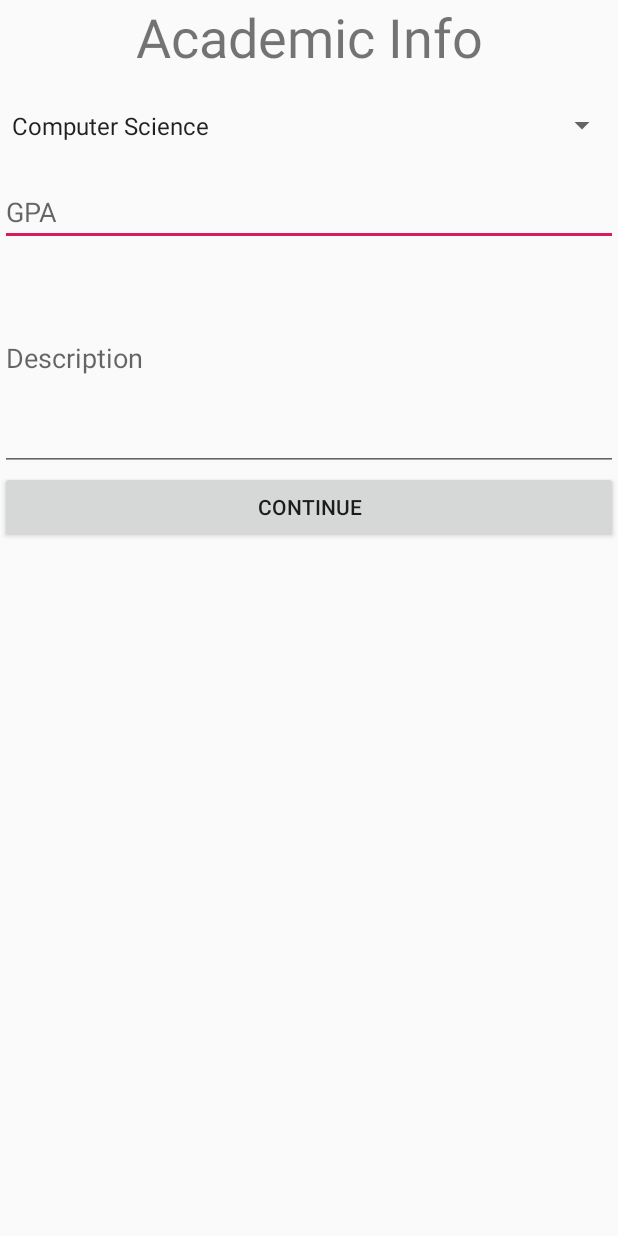
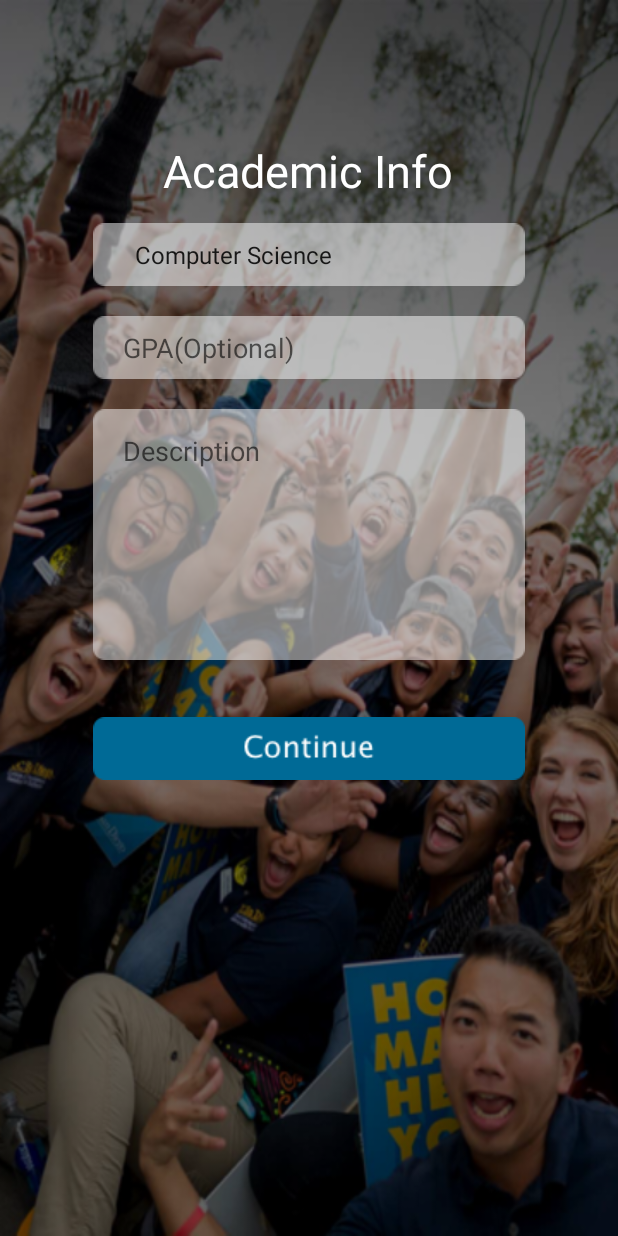
Before and after one commit to SihanSun/MeetSB, an Android app: the layout activity_academic_info.xml on its own in the app's theme, with its tools: preview values and no code run, on a phone screen of 412 x 824 dp. Run offline under Robolectric (Android 15) with nearby library versions, the phone set to English and light mode, and no system bars.

Commit message:
Added academicInfo page style

```diff
--- a/app/src/main/AndroidManifest.xml
+++ b/app/src/main/AndroidManifest.xml
@@ -24,15 +24,18 @@
         <activity android:name=".ConfirmActivity" />
         <activity android:name=".SigninActivity"
             android:theme="@style/Theme.AppCompat.Light.NoActionBar" >
+
+        </activity>
+        <activity android:name=".BasicInfoActivity"
+            android:theme="@style/Theme.AppCompat.Light.NoActionBar" />
+        <activity android:name=".AcademicInfoActivity"
+            android:theme="@style/Theme.AppCompat.Light.NoActionBar">
             <intent-filter>
                 <action android:name="android.intent.action.MAIN" />
 
                 <category android:name="android.intent.category.LAUNCHER" />
             </intent-filter>
         </activity>
-        <activity android:name=".BasicInfoActivity"
-            android:theme="@style/Theme.AppCompat.Light.NoActionBar" />
-        <activity android:name=".AcademicInfoActivity"/>
         <activity android:name=".ClassInfoActivity"/>
     </application>
 
--- a/app/src/main/res/layout/activity_academic_info.xml
+++ b/app/src/main/res/layout/activity_academic_info.xml
@@ -4,44 +4,62 @@
     xmlns:tools="http://schemas.android.com/tools"
     android:layout_width="match_parent"
     android:layout_height="match_parent"
+    android:background="@drawable/background_3"
+    android:gravity="center_horizontal"
     android:orientation="vertical"
     tools:context=".AcademicInfoActivity">
 
     <TextView
         android:id="@+id/academic_info_textView_title"
-        android:layout_width="match_parent"
-        android:layout_height="wrap_content"
+        android:layout_width="207dp"
+        android:layout_height="35dp"
+        android:layout_marginTop="93dp"
         android:text="Academic Info"
         android:textAlignment="center"
-        android:textSize="36sp" />
+        android:textColor="#fff"
+        android:textSize="30sp" />
 
     <Spinner
         android:id="@+id/academic_info_spinner_major"
-        android:layout_width="match_parent"
-        android:layout_height="70dp"
+        android:layout_width="288dp"
+        android:layout_height="42dp"
+        android:layout_marginTop="20dp"
         android:layout_weight="0"
+        android:background="@drawable/small_transparent_box"
         android:entries="@array/major_array"
+        android:paddingLeft="20dp"
         android:prompt="@string/major_prompt" />
 
     <EditText
         android:id="@+id/academic_info_editText_GPA"
-        android:layout_width="match_parent"
-        android:layout_height="wrap_content"
+        android:layout_width="288dp"
+        android:layout_height="42dp"
+        android:layout_marginTop="20dp"
+        android:background="@drawable/small_transparent_box"
         android:ems="10"
-        android:hint="GPA"
-        android:inputType="numberDecimal" />
+        android:hint="GPA(Optional)"
+        android:inputType="numberDecimal"
+        android:paddingLeft="20dp"
+        android:textColor="#fff" />
 
     <EditText
         android:id="@+id/academic_info_multilineText_description"
-        android:layout_width="match_parent"
-        android:layout_height="150dp"
+        android:layout_width="288dp"
+        android:layout_height="167dp"
+        android:layout_marginTop="20dp"
+        android:background="@drawable/big_transparent_box"
         android:ems="10"
+        android:gravity="top"
         android:hint="Description"
-        android:inputType="textMultiLine" />
+        android:inputType="textMultiLine"
+        android:paddingLeft="20dp"
+        android:paddingTop="15dp"
+        android:textColor="#fff" />
 
     <Button
         android:id="@+id/academic_info_button_continue"
-        android:layout_width="match_parent"
-        android:layout_height="wrap_content"
-        android:text="Continue" />
+        android:layout_width="288dp"
+        android:layout_height="42dp"
+        android:layout_marginTop="38dp"
+        android:background="@drawable/continue_btn" />
 </LinearLayout>
```
Also changed, not shown: app/src/main/res/drawable/background_3.png (added), app/src/main/res/drawable/big_transparent_box.png (added), app/src/main/res/drawable/continue_btn.png (added), app/src/main/res/drawable/small_transparent_box.png (added).
